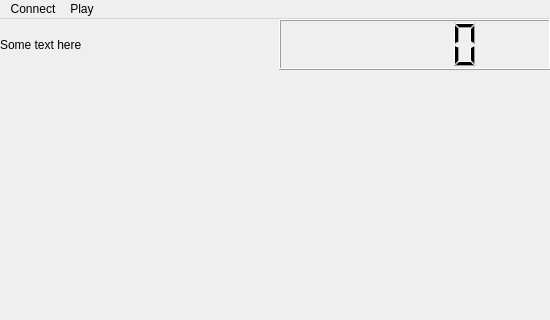
The window that mainwindow.ui (tohlh/Luzhanqi) describes before a commit, drawn with Qt 5; both pictures show x 0 to 550 and y 0 to 320 of the 550 by 850 pixel window.
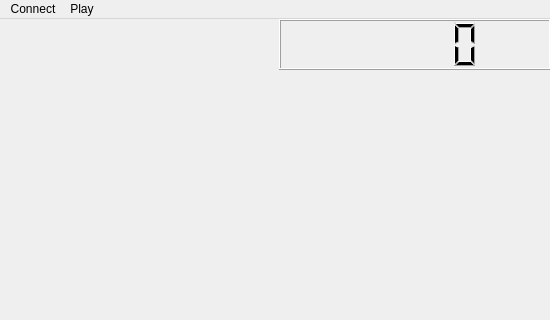
The same window after the commit.

```diff
--- a/mainwindow.ui
+++ b/mainwindow.ui
@@ -45,7 +45,7 @@
      <item>
       <widget class="QLabel" name="turnLabel">
        <property name="text">
-        <string>Some text here</string>
+        <string/>
        </property>
       </widget>
      </item>
```
